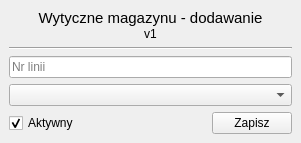
kolomir/place_v2, file Forms/wytyczne_magDodaj.ui: the form before one commit.
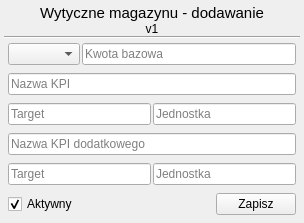
The form after the commit.

What changed in the file:
```diff
--- a/Forms/wytyczne_magDodaj.ui
+++ b/Forms/wytyczne_magDodaj.ui
@@ -6,8 +6,8 @@
    <rect>
     <x>0</x>
     <y>0</y>
-    <width>301</width>
-    <height>139</height>
+    <width>304</width>
+    <height>213</height>
    </rect>
   </property>
   <property name="windowTitle">
@@ -15,23 +15,38 @@
   </property>
   <layout class="QGridLayout" name="gridLayout">
    <property name="leftMargin">
-    <number>0</number>
+    <number>4</number>
    </property>
    <property name="topMargin">
-    <number>0</number>
+    <number>4</number>
    </property>
    <property name="rightMargin">
-    <number>0</number>
+    <number>4</number>
    </property>
    <property name="bottomMargin">
-    <number>0</number>
+    <number>4</number>
    </property>
    <property name="spacing">
-    <number>0</number>
+    <number>2</number>
    </property>
    <item row="0" column="0">
     <widget class="QWidget" name="widget" native="true">
-     <layout class="QVBoxLayout" name="verticalLayout_3">
+     <layout class="QVBoxLayout" name="verticalLayout">
+      <property name="spacing">
+       <number>0</number>
+      </property>
+      <property name="leftMargin">
+       <number>0</number>
+      </property>
+      <property name="topMargin">
+       <number>0</number>
+      </property>
+      <property name="rightMargin">
+       <number>0</number>
+      </property>
+      <property name="bottomMargin">
+       <number>0</number>
+      </property>
       <item>
        <widget class="QWidget" name="widget_2" native="true">
         <layout class="QVBoxLayout" name="verticalLayout_2">
@@ -85,75 +100,180 @@
         </property>
        </widget>
       </item>
-      <item>
-       <widget class="QWidget" name="widget_3" native="true">
-        <layout class="QVBoxLayout" name="verticalLayout">
-         <property name="spacing">
-          <number>0</number>
-         </property>
-         <property name="leftMargin">
-          <number>0</number>
-         </property>
-         <property name="topMargin">
-          <number>0</number>
-         </property>
-         <property name="rightMargin">
-          <number>0</number>
-         </property>
-         <property name="bottomMargin">
-          <number>0</number>
-         </property>
-         <item>
-          <widget class="QLineEdit" name="text_linia">
-           <property name="placeholderText">
-            <string>Nr linii</string>
-           </property>
-          </widget>
-         </item>
-        </layout>
-       </widget>
-      </item>
       <item>
        <widget class="QWidget" name="widget_5" native="true">
-        <layout class="QVBoxLayout" name="verticalLayout_4">
-         <property name="spacing">
-          <number>0</number>
-         </property>
-         <property name="leftMargin">
-          <number>0</number>
-         </property>
-         <property name="topMargin">
-          <number>0</number>
-         </property>
-         <property name="rightMargin">
-          <number>0</number>
-         </property>
-         <property name="bottomMargin">
-          <number>0</number>
-         </property>
-         <item>
-          <widget class="QComboBox" name="combo_lokalizacja"/>
-         </item>
-        </layout>
-       </widget>
-      </item>
-      <item>
-       <widget class="QWidget" name="widget_4" native="true">
         <layout class="QHBoxLayout" name="horizontalLayout">
          <property name="spacing">
-          <number>0</number>
+          <number>2</number>
          </property>
          <property name="leftMargin">
-          <number>0</number>
+          <number>4</number>
          </property>
          <property name="topMargin">
-          <number>0</number>
+          <number>4</number>
          </property>
          <property name="rightMargin">
-          <number>0</number>
+          <number>4</number>
          </property>
          <property name="bottomMargin">
-          <number>0</number>
+          <number>4</number>
+         </property>
+         <item>
+          <widget class="QComboBox" name="combo_grupa"/>
+         </item>
+         <item>
+          <widget class="QLineEdit" name="text_kwota">
+           <property name="placeholderText">
+            <string>Kwota bazowa</string>
+           </property>
+          </widget>
+         </item>
+        </layout>
+       </widget>
+      </item>
+      <item>
+       <widget class="QWidget" name="widget_3" native="true">
+        <layout class="QHBoxLayout" name="horizontalLayout_2">
+         <property name="spacing">
+          <number>2</number>
+         </property>
+         <property name="leftMargin">
+          <number>4</number>
+         </property>
+         <property name="topMargin">
+          <number>4</number>
+         </property>
+         <property name="rightMargin">
+          <number>4</number>
+         </property>
+         <property name="bottomMargin">
+          <number>4</number>
+         </property>
+         <item>
+          <widget class="QLineEdit" name="text_nazwa_1">
+           <property name="placeholderText">
+            <string>Nazwa KPI</string>
+           </property>
+          </widget>
+         </item>
+        </layout>
+       </widget>
+      </item>
+      <item>
+       <widget class="QWidget" name="widget_6" native="true">
+        <layout class="QHBoxLayout" name="horizontalLayout_3">
+         <property name="spacing">
+          <number>2</number>
+         </property>
+         <property name="leftMargin">
+          <number>4</number>
+         </property>
+         <property name="topMargin">
+          <number>4</number>
+         </property>
+         <property name="rightMargin">
+          <number>4</number>
+         </property>
+         <property name="bottomMargin">
+          <number>4</number>
+         </property>
+         <item>
+          <widget class="QLineEdit" name="text_target_1">
+           <property name="placeholderText">
+            <string>Target</string>
+           </property>
+          </widget>
+         </item>
+         <item>
+          <widget class="QLineEdit" name="text_jednostka_1">
+           <property name="placeholderText">
+            <string>Jednostka</string>
+           </property>
+          </widget>
+         </item>
+        </layout>
+       </widget>
+      </item>
+      <item>
+       <widget class="QWidget" name="widget_7" native="true">
+        <layout class="QHBoxLayout" name="horizontalLayout_4">
+         <property name="spacing">
+          <number>2</number>
+         </property>
+         <property name="leftMargin">
+          <number>4</number>
+         </property>
+         <property name="topMargin">
+          <number>4</number>
+         </property>
+         <property name="rightMargin">
+          <number>4</number>
+         </property>
+         <property name="bottomMargin">
+          <number>4</number>
+         </property>
+         <item>
+          <widget class="QLineEdit" name="text_nazwa_2">
+           <property name="placeholderText">
+            <string>Nazwa KPI dodatkowego</string>
+           </property>
+          </widget>
+         </item>
+        </layout>
+       </widget>
+      </item>
+      <item>
+       <widget class="QWidget" name="widget_8" native="true">
+        <layout class="QHBoxLayout" name="horizontalLayout_5">
+         <property name="spacing">
+          <number>2</number>
+         </property>
+         <property name="leftMargin">
+          <number>4</number>
+         </property>
+         <property name="topMargin">
+          <number>4</number>
+         </property>
+         <property name="rightMargin">
+          <number>4</number>
+         </property>
+         <property name="bottomMargin">
+          <number>4</number>
+         </property>
+         <item>
+          <widget class="QLineEdit" name="text_target_2">
+           <property name="placeholderText">
+            <string>Target</string>
+           </property>
+          </widget>
+         </item>
+         <item>
+          <widget class="QLineEdit" name="text_jednostka_2">
+           <property name="placeholderText">
+            <string>Jednostka</string>
+           </property>
+          </widget>
+         </item>
+        </layout>
+       </widget>
+      </item>
+      <item>
+       <widget class="QWidget" name="widget_4" native="true">
+        <layout class="QHBoxLayout" name="horizontalLayout_6">
+         <property name="spacing">
+          <number>2</number>
+         </property>
+         <property name="leftMargin">
+          <number>4</number>
+         </property>
+         <property name="topMargin">
+          <number>4</number>
+         </property>
+         <property name="rightMargin">
+          <number>4</number>
+         </property>
+         <property name="bottomMargin">
+          <number>4</number>
          </property>
          <item>
           <widget class="QCheckBox" name="check_aktywny">
```
